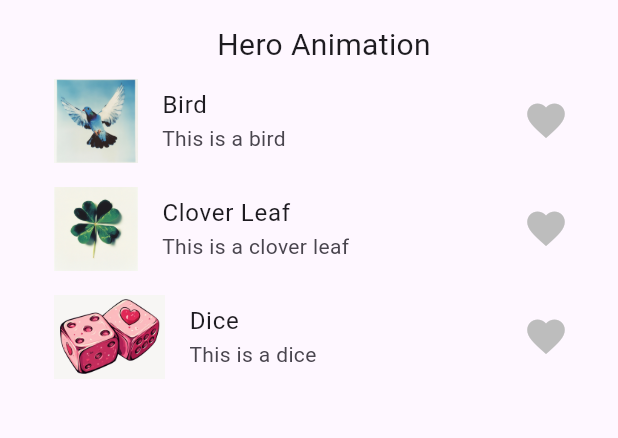
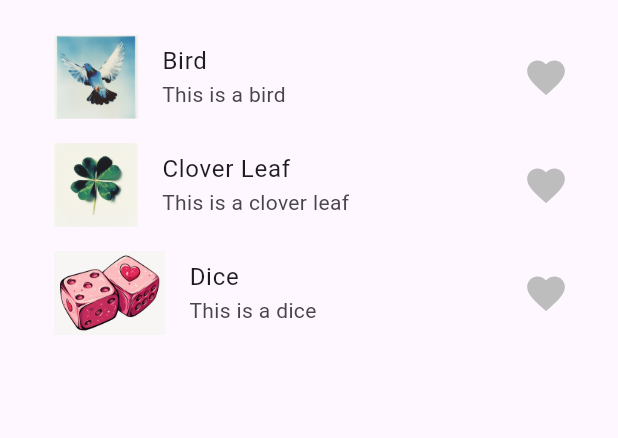
Before and after one commit to Sisshmue/Flutter_Practices, a Flutter app: the screen it shows after launch, on a phone screen of 412 x 824 dp, the part 61-499 px from its top. Run offline on Flutter 3.47's test engine with Material 3 defaults, Android fonts, the phone set to English and light mode, and no system bars.

```diff
--- a/lib/screens/inplicit_custom.dart
+++ b/lib/screens/inplicit_custom.dart
@@ -21,8 +21,6 @@ class _InplicitCustomState extends State<InplicitCustom>
     HeroTile(img: 'dice', name: 'Dice', des: 'This is a dice'),
   ];
 
-
-
   ListView buildListTile(List<HeroTile> list) {
     return ListView.builder(
       itemBuilder: (context, index) {
@@ -42,7 +40,7 @@ class _InplicitCustomState extends State<InplicitCustom>
           ),
           title: Text(currentTile.name),
           subtitle: Text(currentTile.des),
-          trailing: FavIcon(heroTile: currentTile,)
+          trailing: FavIcon(heroTile: currentTile),
         );
       },
       itemCount: list.length,
@@ -55,12 +53,7 @@ class _InplicitCustomState extends State<InplicitCustom>
       appBar: AppBar(title: CustomText()),
       body: Padding(
         padding: const EdgeInsets.only(left: 20.0),
-        child: Column(
-          children: [
-            Text('Hero Animation', style: TextStyle(fontSize: 20)),
-            Expanded(child: buildListTile(_list)),
-          ],
-        ),
+        child: Column(children: [Expanded(child: buildListTile(_list))]),
       ),
     );
   }
--- a/lib/widgtets/fav_icon.dart
+++ b/lib/widgtets/fav_icon.dart
@@ -10,22 +10,28 @@ class FavIcon extends StatefulWidget {
   State<FavIcon> createState() => _FavIconState();
 }
 
-class _FavIconState extends State<FavIcon>  with SingleTickerProviderStateMixin{
+class _FavIconState extends State<FavIcon> with SingleTickerProviderStateMixin {
   late AnimationController _controller;
-  late Animation _animation;
+  late Animation<Color?> _animation;
+  late Animation<double?> _sizeAnimation;
 
   @override
   void initState() {
     super.initState();
     _controller = AnimationController(
       vsync: this,
-      duration: const Duration(milliseconds: 800),
+      duration: const Duration(milliseconds: 300),
     );
 
     _animation = ColorTween(
       begin: Colors.grey[400],
       end: Colors.pink,
     ).animate(_controller);
+
+    _sizeAnimation = TweenSequence(<TweenSequenceItem<double>>[
+      TweenSequenceItem(tween: Tween<double>(begin: 30, end: 50), weight: 50),
+      TweenSequenceItem(tween: Tween<double>(begin: 50, end: 30), weight: 50),
+    ]).animate(_controller);
   }
 
   @override
@@ -50,8 +56,10 @@ class _FavIconState extends State<FavIcon>  with SingleTickerProviderStateMixin{
           },
           icon: Icon(
             Icons.favorite,
-            color: widget.heroTile.isClicked ? _animation.value : Colors.grey[400],
-            size: 30,
+            color: widget.heroTile.isClicked
+                ? _animation.value
+                : Colors.grey[400],
+            size: _sizeAnimation.value,
           ),
         );
       },
```
